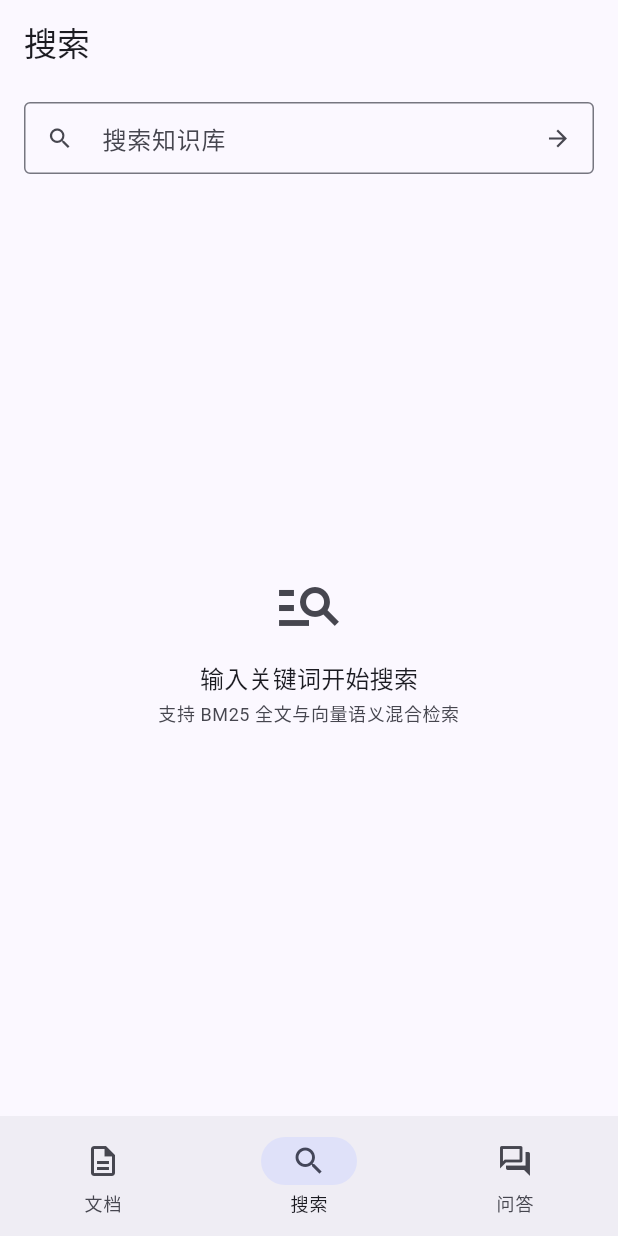
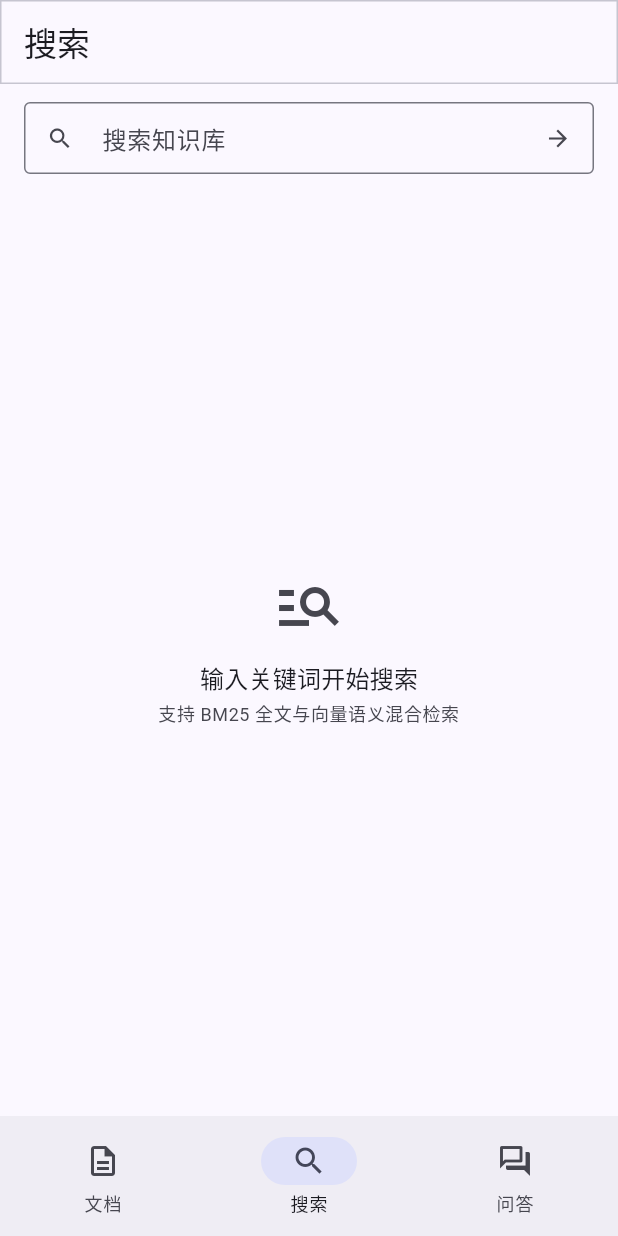
Before and after one commit to lennylin-lab/knowledge-base-flutter, a Flutter app: the screen it shows after launch, item 2 of the bottom bar chosen, on a phone screen of 412 x 824 dp. Run offline on Flutter 3.47's test engine with Material 3 defaults, Android fonts, the phone set to English and light mode, and no system bars; our stand-ins replace dio, flutter_markdown_plus, flutter_riverpod, freezed_annotation, go_router, shared_preferences and 1 more; missing offline and left inert: dart:js_interop, markdown, re_highlight; network calls fail.

Commit message:
feat(theme): hairline bottom border under app bars

```diff
--- a/lib/core/theme/app_theme.dart
+++ b/lib/core/theme/app_theme.dart
@@ -55,6 +55,11 @@ abstract final class AppTheme {
         centerTitle: false,
         elevation: 0,
         scrolledUnderElevation: 1,
+        // Hairline under the app bar on every page (导航标题分隔线);
+        // outlineVariant matches the VerticalDivider color in the shells.
+        shape: Border.fromBorderSide(
+          BorderSide(color: colorScheme.outlineVariant),
+        ),
       ),
       inputDecorationTheme: const InputDecorationTheme(
         border: OutlineInputBorder(),
```
